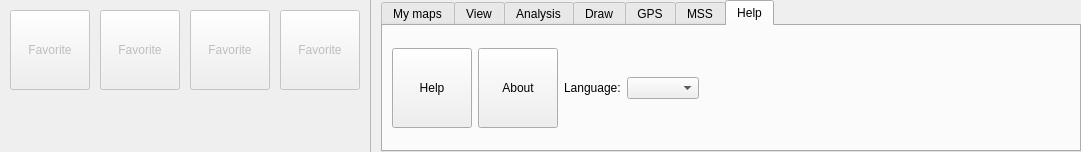
Old version of the form src/ui/qgsribbontopwidget.ui in the repository kadas-albireo/kadas-albireo.
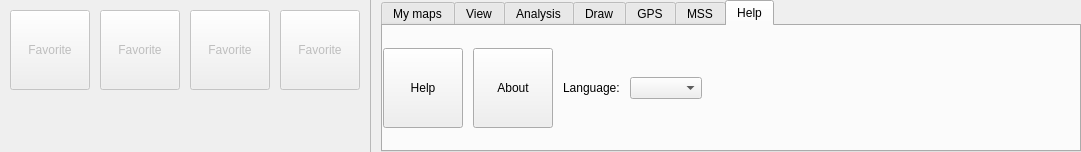
New version of the form. The open tabs and pages were chosen to show the change. Icons and pictures are not drawn. Custom widgets are drawn as their Qt base class.

```diff
--- a/src/ui/qgsribbontopwidget.ui
+++ b/src/ui/qgsribbontopwidget.ui
@@ -1940,6 +1940,21 @@
           <string>Help</string>
          </attribute>
          <layout class="QHBoxLayout" name="horizontalLayout_3">
+          <property name="spacing">
+           <number>10</number>
+          </property>
+          <property name="leftMargin">
+           <number>0</number>
+          </property>
+          <property name="topMargin">
+           <number>10</number>
+          </property>
+          <property name="rightMargin">
+           <number>0</number>
+          </property>
+          <property name="bottomMargin">
+           <number>10</number>
+          </property>
           <item>
            <widget class="QgsRibbonButton" name="mHelpButton">
             <property name="sizePolicy">
```
